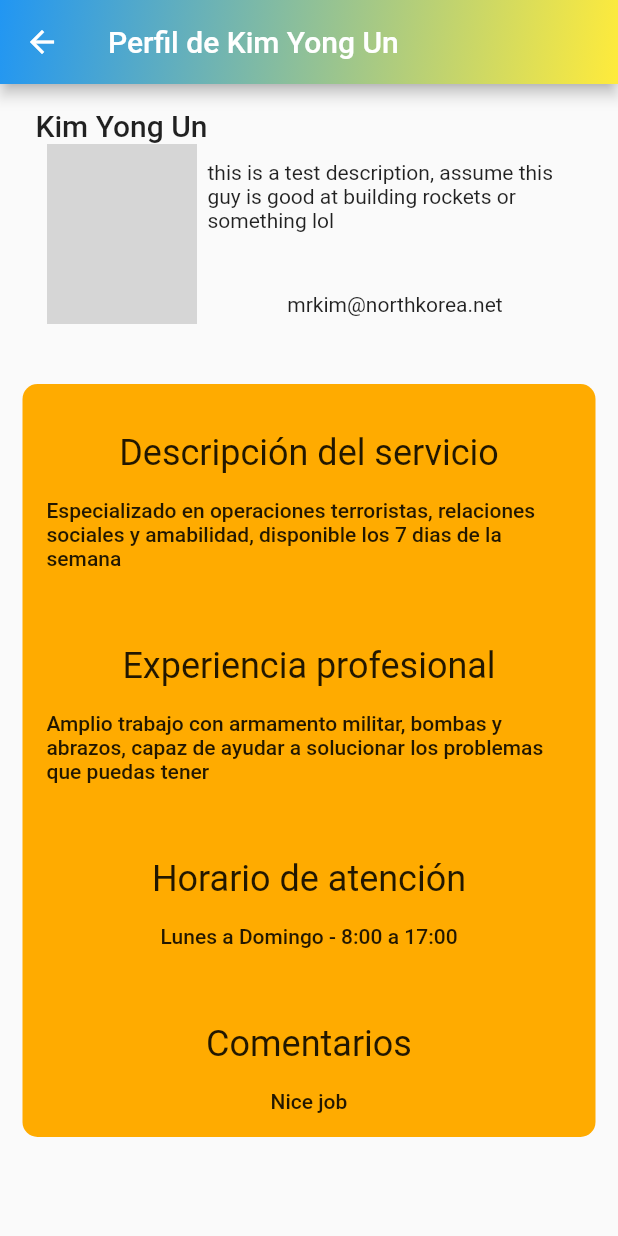
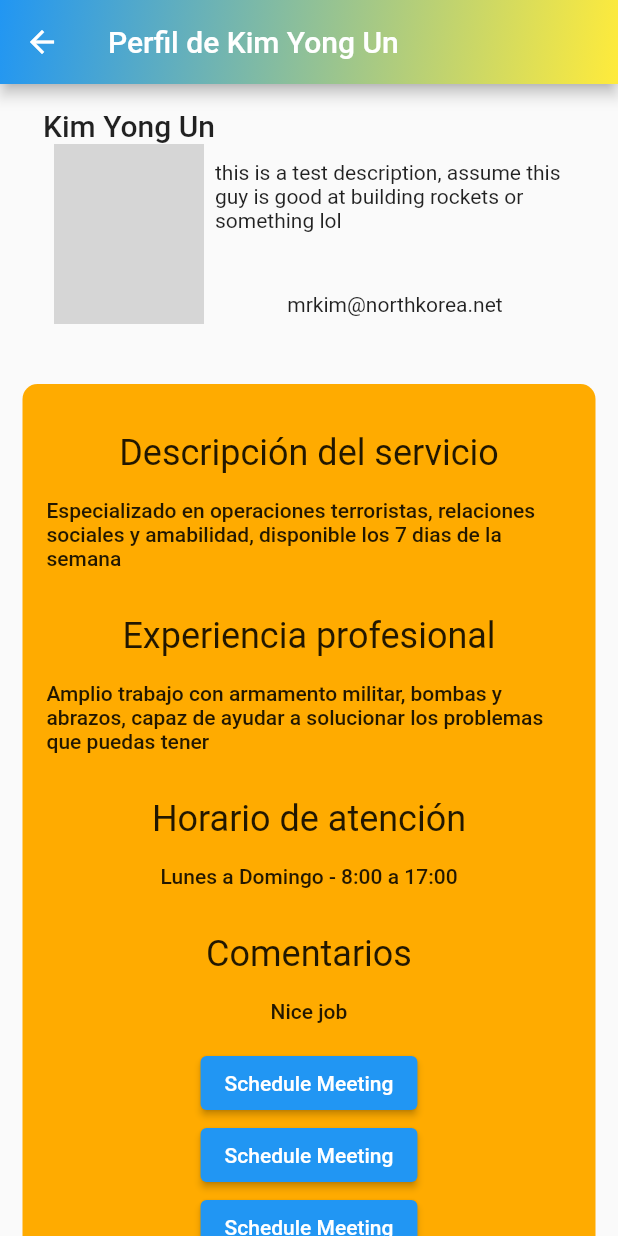
Before and after one commit to NiggetChuckens/TI3-2023-Terminado, a Flutter app: the Profile screen opened directly, on a phone screen of 412 x 824 dp. Run offline on Flutter 3.47's test engine with Material 2 defaults, Android fonts, the phone set to English and light mode, and no system bars; network calls fail; grey boxes are pictures that could not be loaded.

Commit message:
Fixed vertical overflow issue

```diff
--- a/uct_app/lib/views/profile.dart
+++ b/uct_app/lib/views/profile.dart
@@ -1,4 +1,5 @@
 import 'package:flutter/material.dart';
+import 'package:url_launcher/url_launcher.dart';
 
 class Profile extends StatelessWidget {
   const Profile({
@@ -24,7 +25,8 @@ class Profile extends StatelessWidget {
 
   @override
   Widget build(BuildContext context) {
-    return Scaffold(
+    return SafeArea(child:
+    Scaffold(
       appBar: AppBar(
         backgroundColor: Colors.transparent,
         flexibleSpace: Container(
@@ -38,7 +40,7 @@ class Profile extends StatelessWidget {
         ),
         title: Text('Perfil de $username'),
       ),
-      body:
+      body: SingleChildScrollView(child:
         Column(children: [
           Center(
               child: Container(
@@ -65,7 +67,7 @@ class Profile extends StatelessWidget {
                     children: [
                       const SizedBox(height: 35),
                       SizedBox(
-                        width: 250,
+                        width: 240,
                         child:
                           Text(
                           description,
@@ -83,7 +85,8 @@ class Profile extends StatelessWidget {
               ),
             ),
           ),
-            Column( children: [
+            Column(
+              children: [
               Center(
                 child: Container(
                   padding: const EdgeInsets.all(16.0),
@@ -113,7 +116,7 @@ class Profile extends StatelessWidget {
                               style: Theme.of(context).textTheme.bodyLarge,
                               ),
                             ),
-                          const SizedBox(height: 50),
+                          const SizedBox(height: 30),
                           //Professional experience
                           Text(
                             'Experiencia profesional',
@@ -128,7 +131,7 @@ class Profile extends StatelessWidget {
                               style: Theme.of(context).textTheme.bodyLarge,
                               ),
                             ),
-                          const SizedBox(height: 50),
+                          const SizedBox(height: 30),
                           //Schedule
                           Text(
                             'Horario de atención',
@@ -146,7 +149,7 @@ class Profile extends StatelessWidget {
                               ),
 
                             ),
-                          const SizedBox(height: 50),
+                          const SizedBox(height: 30),
 
                           //here goes a divider
 
@@ -169,6 +172,68 @@ class Profile extends StatelessWidget {
                               ),
                             ),
                           //Functions
+                          const SizedBox(height: 16),
+                          Column(
+                            children:[
+                              ElevatedButton(
+                                child: const Text('Schedule Meeting'),
+                                onPressed: () async {
+                                  final Uri calendarEventUri = Uri.https(
+                                      'calendar.google.com', '/calendar/r/eventedit', {
+                                    'text': 'Meeting with $username',
+                                    'dates':
+                                        '20220915T160000Z/20220915T170000Z', // replace with your dates in the format 'yyyyMMddTHHmmssZ/yyyyMMddTHHmmssZ'
+                                    'details': 'Meeting details go here',
+                                    'location': 'Meeting location',
+                                  });
+
+                                  try {
+                                    await launch(calendarEventUri.toString());
+                                  } catch (e) {
+                                    print('Could not launch $calendarEventUri: $e');
+                                    }
+                                  },
+                                ),
+                                ElevatedButton(
+                                child: const Text('Schedule Meeting'),
+                                onPressed: () async {
+                                  final Uri calendarEventUri = Uri.https(
+                                      'calendar.google.com', '/calendar/r/eventedit', {
+                                    'text': 'Meeting with $username',
+                                    'dates':
+                                        '20220915T160000Z/20220915T170000Z', // replace with your dates in the format 'yyyyMMddTHHmmssZ/yyyyMMddTHHmmssZ'
+                                    'details': 'Meeting details go here',
+                                    'location': 'Meeting location',
+                                  });
+
+                                  try {
+                                    await launch(calendarEventUri.toString());
+                                  } catch (e) {
+                                    print('Could not launch $calendarEventUri: $e');
+                                    }
+                                  },
+                                ),
+                                ElevatedButton(
+                                child: const Text('Schedule Meeting'),
+                                onPressed: () async {
+                                  final Uri calendarEventUri = Uri.https(
+                                      'calendar.google.com', '/calendar/r/eventedit', {
+                                    'text': 'Meeting with $username',
+                                    'dates':
+                                        '20220915T160000Z/20220915T170000Z', // replace with your dates in the format 'yyyyMMddTHHmmssZ/yyyyMMddTHHmmssZ'
+                                    'details': 'Meeting details go here',
+                                    'location': 'Meeting location',
+                                  });
+
+                                  try {
+                                    await launch(calendarEventUri.toString());
+                                  } catch (e) {
+                                    print('Could not launch $calendarEventUri: $e');
+                                    }
+                                  },
+                                ),
+                              ]
+                            ),
                           ],
                         ),
                       ],
@@ -180,7 +245,8 @@ class Profile extends StatelessWidget {
 
           ],
         ),
-
+      ),
+      ),
     );
   }
 }
```
